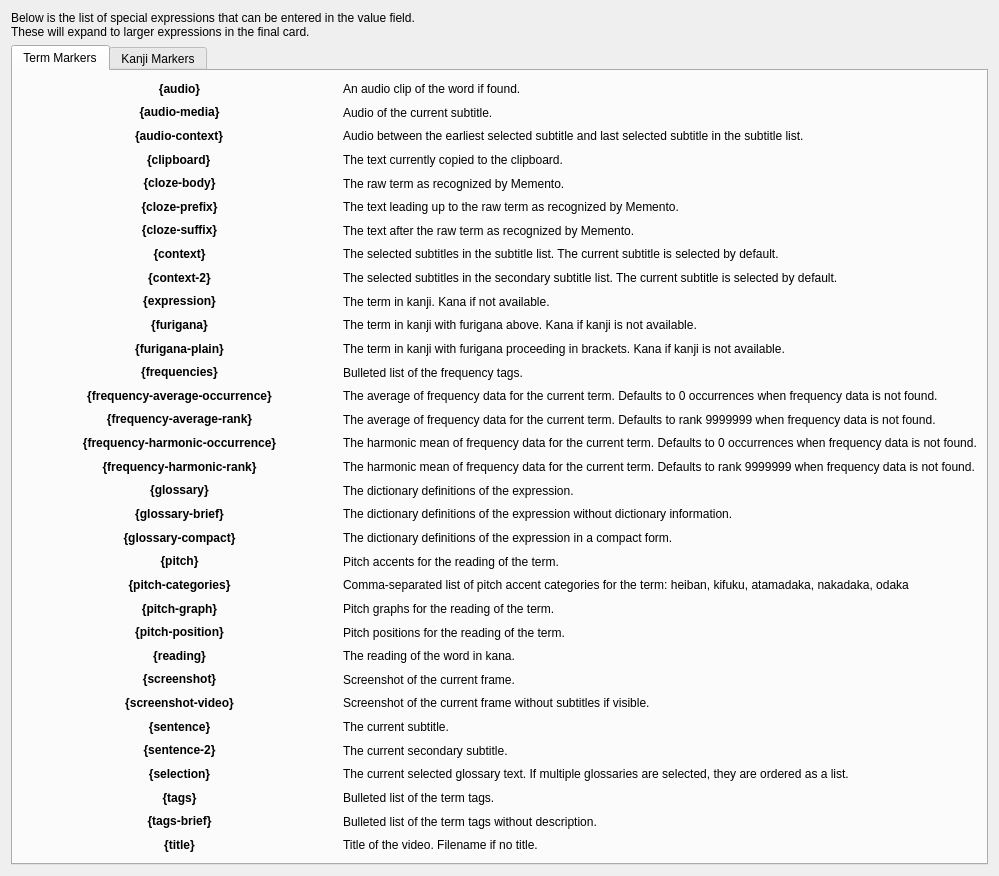
Qt form src/gui/widgets/settings/ankisettingshelp.ui (ripose-jp/Memento) before a commit.
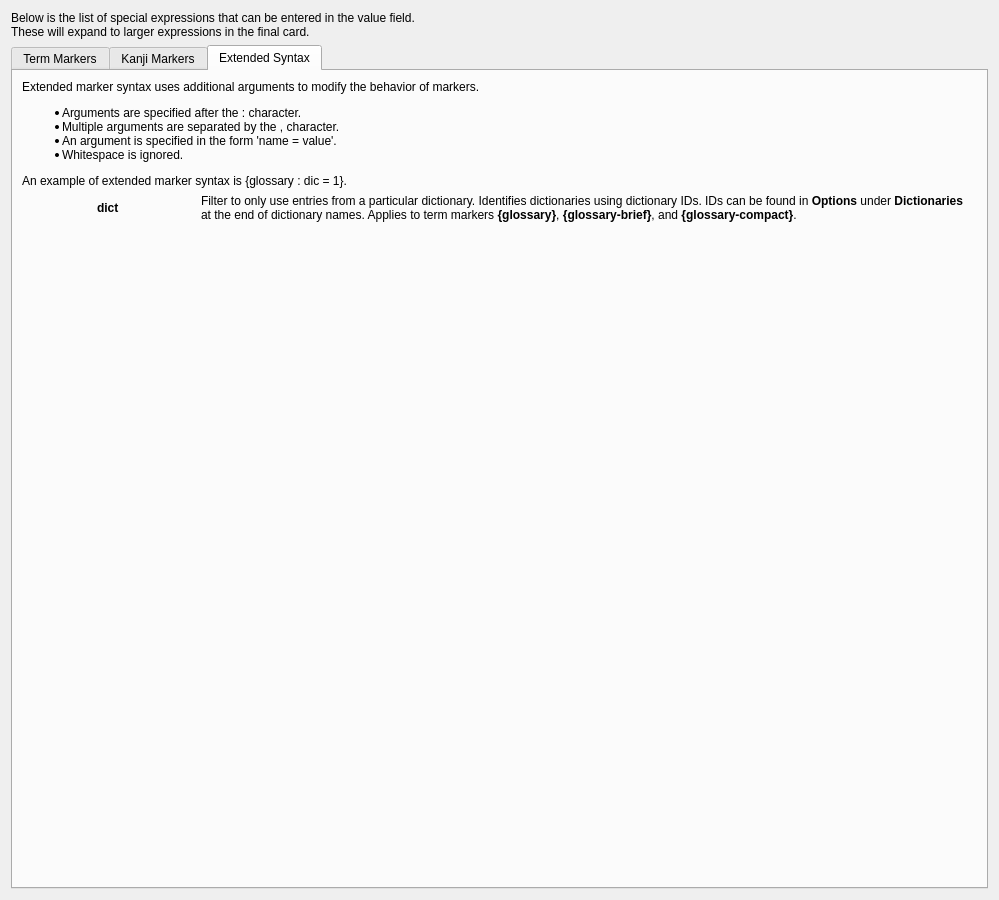
The same form after that commit. The open tabs and pages were chosen to show the change.

Commit message:
src/anki/ankiclient: add support for filtering glossaries based on dict
Add ability to filter {glossary}, {glossary-compact}, {glossary-brief}
to use only a single dictionary. Uses dictionary IDs to do this. For
example, {glossary-brief : dict = 2} will create a glossary using only
the entries from the dictionary with ID 2.

Partially solves #250

```diff
--- a/src/gui/widgets/settings/ankisettingshelp.ui
+++ b/src/gui/widgets/settings/ankisettingshelp.ui
@@ -7,7 +7,7 @@
     <x>0</x>
     <y>0</y>
     <width>999</width>
-    <height>876</height>
+    <height>900</height>
    </rect>
   </property>
   <property name="sizePolicy">
@@ -1469,6 +1469,65 @@
        </item>
       </layout>
      </widget>
+     <widget class="QWidget" name="tabExtendedSyntax">
+      <attribute name="title">
+       <string>Extended Syntax</string>
+      </attribute>
+      <layout class="QVBoxLayout" name="layoutExtendedSyntax">
+       <item>
+        <widget class="QLabel" name="labelExtendedSyntaxEx">
+         <property name="text">
+          <string>&lt;html&gt;&lt;head/&gt;&lt;body&gt;&lt;p&gt;Extended marker syntax uses additional arguments to modify the behavior of markers.&lt;/p&gt;&lt;ul style=&quot;margin-top: 0px; margin-bottom: 0px; margin-left: 0px; margin-right: 0px; -qt-list-indent: 1;&quot;&gt;&lt;li style=&quot; margin-top:12px; margin-bottom:0px; margin-left:0px; margin-right:0px; -qt-block-indent:0; text-indent:0px;&quot;&gt;Arguments are specified after the : character.&lt;/li&gt;&lt;li style=&quot; margin-top:0px; margin-bottom:0px; margin-left:0px; margin-right:0px; -qt-block-indent:0; text-indent:0px;&quot;&gt;Multiple arguments are separated by the , character.&lt;/li&gt;&lt;li style=&quot; margin-top:0px; margin-bottom:0px; margin-left:0px; margin-right:0px; -qt-block-indent:0; text-indent:0px;&quot;&gt;An argument is specified in the form 'name = value'.&lt;/li&gt;&lt;li style=&quot; margin-top:0px; margin-bottom:12px; margin-left:0px; margin-right:0px; -qt-block-indent:0; text-indent:0px;&quot;&gt;Whitespace is ignored.&lt;/li&gt;&lt;/ul&gt;&lt;p&gt;An example of extended marker syntax is {glossary : dic = 1}.&lt;/p&gt;&lt;/body&gt;&lt;/html&gt;</string>
+         </property>
+         <property name="wordWrap">
+          <bool>true</bool>
+         </property>
+        </widget>
+       </item>
+       <item>
+        <layout class="QGridLayout" name="layoutExtendedSyntaxList" columnstretch="2,9">
+         <item row="0" column="0" alignment="Qt::AlignmentFlag::AlignHCenter">
+          <widget class="QLabel" name="labelExtendedDicId">
+           <property name="font">
+            <font>
+             <bold>true</bold>
+            </font>
+           </property>
+           <property name="text">
+            <string>dict</string>
+           </property>
+           <property name="textInteractionFlags">
+            <set>Qt::TextInteractionFlag::TextSelectableByKeyboard|Qt::TextInteractionFlag::TextSelectableByMouse</set>
+           </property>
+          </widget>
+         </item>
+         <item row="0" column="1">
+          <widget class="QLabel" name="labelExtendedDicIdEx">
+           <property name="text">
+            <string>&lt;html&gt;&lt;head/&gt;&lt;body&gt;&lt;p&gt;Filter to only use entries from a particular dictionary. Identifies dictionaries using dictionary IDs. IDs can be found in &lt;span style=&quot; font-weight:700;&quot;&gt;Options&lt;/span&gt; under &lt;span style=&quot; font-weight:700;&quot;&gt;Dictionaries&lt;/span&gt; at the end of dictionary names. Applies to term markers &lt;span style=&quot; font-weight:700;&quot;&gt;{glossary}&lt;/span&gt;, &lt;span style=&quot; font-weight:700;&quot;&gt;{glossary-brief}&lt;/span&gt;, and &lt;span style=&quot; font-weight:700;&quot;&gt;{glossary-compact}&lt;/span&gt;.&lt;/p&gt;&lt;/body&gt;&lt;/html&gt;</string>
+           </property>
+           <property name="wordWrap">
+            <bool>true</bool>
+           </property>
+          </widget>
+         </item>
+        </layout>
+       </item>
+       <item>
+        <spacer name="spacerExtendedSyntax">
+         <property name="orientation">
+          <enum>Qt::Orientation::Vertical</enum>
+         </property>
+         <property name="sizeHint" stdset="0">
+          <size>
+           <width>20</width>
+           <height>40</height>
+          </size>
+         </property>
+        </spacer>
+       </item>
+      </layout>
+     </widget>
     </widget>
    </item>
   </layout>
```
The commit also changes 2 other files.
